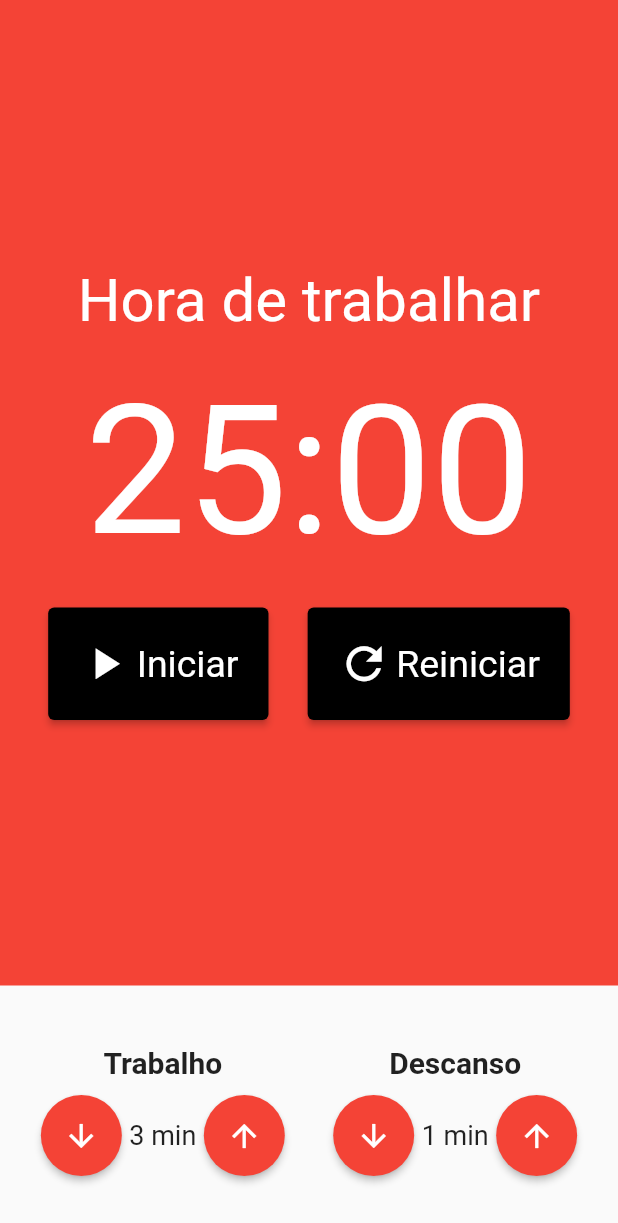
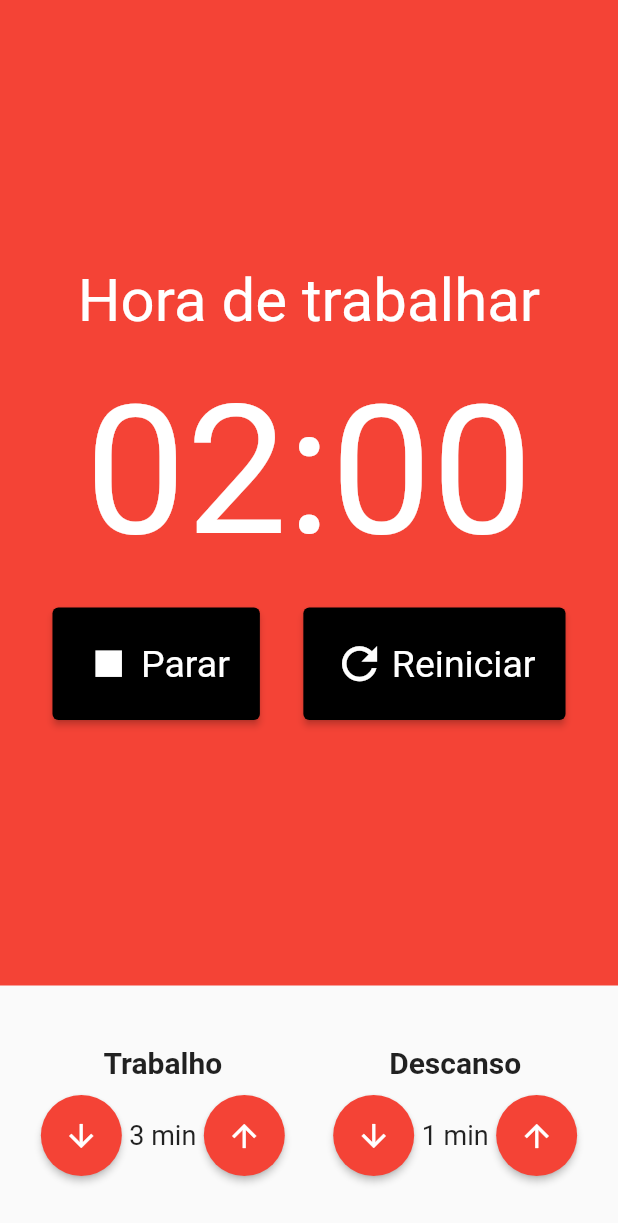
Before and after one commit to marcosmanto/pomodoro_flutter, a Flutter app: the screen it shows after launch, item 2 of the bottom bar chosen, after a tap on "Iniciar", on a phone screen of 412 x 824 dp. Shown: the top 1223 px of the screen. Run offline on Flutter 3.47's test engine with Material 2 defaults, Android fonts, the phone set to English and light mode, and no system bars; our stand-ins replace flutter_mobx, mobx; generated files the repository leaves out were written again.

Commit message:
Adde more observables ans actions to the store.

```diff
--- a/lib/components/pomodoro_stopwatch.dart
+++ b/lib/components/pomodoro_stopwatch.dart
@@ -1,23 +1,29 @@
 import 'package:flutter/material.dart';
+import 'package:flutter_mobx/flutter_mobx.dart';
 import 'package:pomodoro_flutter/components/stopwatch_button.dart';
+import 'package:pomodoro_flutter/store/pomodoro.store.dart';
+import 'package:provider/provider.dart';
 
 class PomodoroStopwatch extends StatelessWidget {
   const PomodoroStopwatch({super.key});
 
   @override
   Widget build(BuildContext context) {
+    final PomodoroStore store = Provider.of(context);
+
     return Container(
-      color: Colors.red,
-      child: Column(
+        color: store.isWorking() ? Colors.red : Colors.green,
+        child: Observer(
+          builder: (context) => Column(
             mainAxisAlignment: MainAxisAlignment.center,
             children: [
               Text(
-            'Hora de trabalhar',
+                store.isWorking() ? 'Hora de trabalhar' : 'Hora de descansar',
                 style: const TextStyle(color: Colors.white, fontSize: 40),
               ),
               const SizedBox(height: 20),
               Text(
-            '25:00',
+                '${store.minutes.toString().padLeft(2, '0')}:${store.seconds.toString().padLeft(2, '0')}',
                 style: const TextStyle(color: Colors.white, fontSize: 120),
               ),
               const SizedBox(height: 20),
@@ -25,15 +31,30 @@ class PomodoroStopwatch extends StatelessWidget {
                 width: 400,
                 child: Row(
                   mainAxisAlignment: MainAxisAlignment.spaceEvenly,
-              children: const [
-                StopwatchButton(text: 'Iniciar', icon: Icons.play_arrow),
-                //StopwatchButton(text: 'Parar', icon: Icons.stop),
-                StopwatchButton(text: 'Reiniciar', icon: Icons.refresh)
+                  children: [
+                    if (!store.started)
+                      StopwatchButton(
+                        text: 'Iniciar',
+                        icon: Icons.play_arrow,
+                        onPress: store.start,
+                      ),
+                    if (store.started)
+                      StopwatchButton(
+                        text: 'Parar',
+                        icon: Icons.stop,
+                        onPress: store.stop,
+                      ),
+                    StopwatchButton(
+                      text: 'Reiniciar',
+                      icon: Icons.refresh,
+                      onPress: store.restart,
+                    )
                   ],
                 ),
               )
             ],
           ),
+        ) //////////,
         );
   }
 }
--- a/lib/components/stopwatch_button.dart
+++ b/lib/components/stopwatch_button.dart
@@ -3,13 +3,19 @@ import 'package:flutter/material.dart';
 class StopwatchButton extends StatelessWidget {
   final String text;
   final IconData icon;
+  final void Function()? onPress;
 
-  const StopwatchButton({super.key, required this.text, required this.icon});
+  const StopwatchButton({
+    super.key,
+    required this.text,
+    required this.icon,
+    this.onPress,
+  });
 
   @override
   Widget build(BuildContext context) {
     return ElevatedButton(
-      onPressed: () {},
+      onPressed: onPress ?? () {},
       style: ElevatedButton.styleFrom(
           backgroundColor: Colors.black,
           textStyle: const TextStyle(fontSize: 25),
--- a/lib/components/time_entry.dart
+++ b/lib/components/time_entry.dart
@@ -1,4 +1,7 @@
 import 'package:flutter/material.dart';
+import 'package:provider/provider.dart';
+
+import '../store/pomodoro.store.dart';
 
 class TimeEntry extends StatelessWidget {
   final String title;
@@ -16,6 +19,8 @@ class TimeEntry extends StatelessWidget {
 
   @override
   Widget build(BuildContext context) {
+    final PomodoroStore store = Provider.of(context);
+
     return Column(
       children: <Widget>[
         Text(
@@ -31,7 +36,7 @@ class TimeEntry extends StatelessWidget {
               style: ElevatedButton.styleFrom(
                 shape: const CircleBorder(),
                 padding: const EdgeInsets.all(15),
-                backgroundColor: Colors.red,
+                backgroundColor: store.isWorking() ? Colors.red : Colors.green,
               ),
               child: const Icon(
                 Icons.arrow_downward,
@@ -47,7 +52,7 @@ class TimeEntry extends StatelessWidget {
               style: ElevatedButton.styleFrom(
                 shape: const CircleBorder(),
                 padding: const EdgeInsets.all(15),
-                backgroundColor: Colors.red,
+                backgroundColor: store.isWorking() ? Colors.red : Colors.green,
               ),
               child: const Icon(
                 Icons.arrow_upward,
```
Also changed, not shown: lib/store/pomodoro.store.dart (+37 -0 lines), lib/store/pomodoro.store.g.dart. Lines whose indentation alone changed are shown as unchanged.
